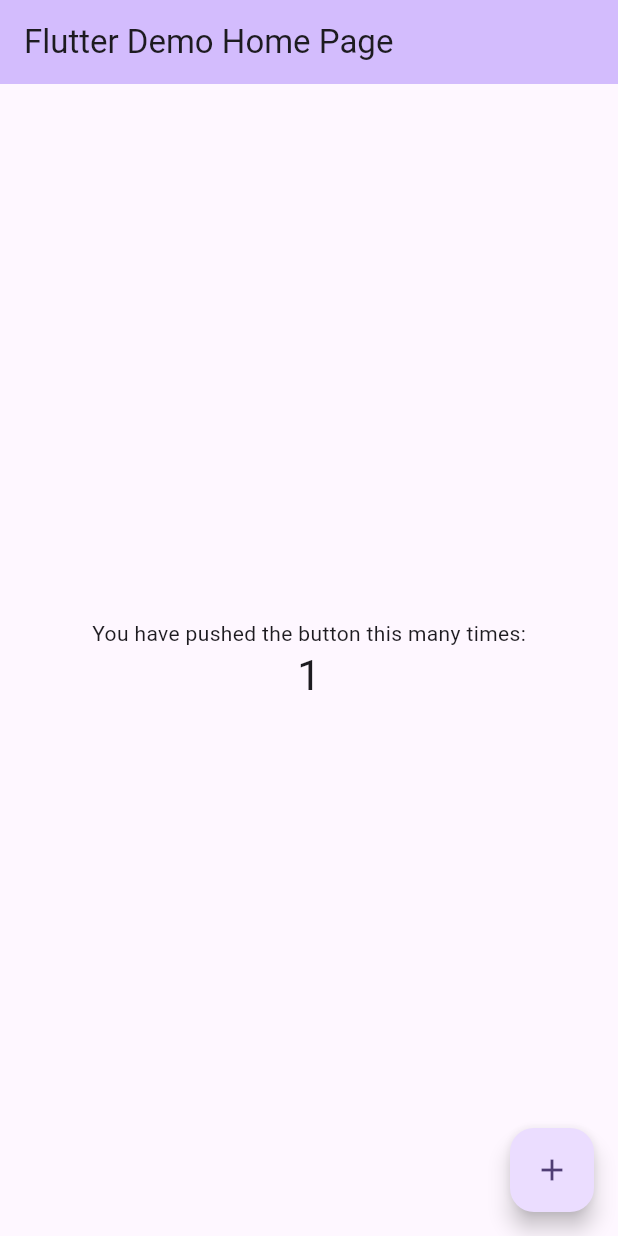
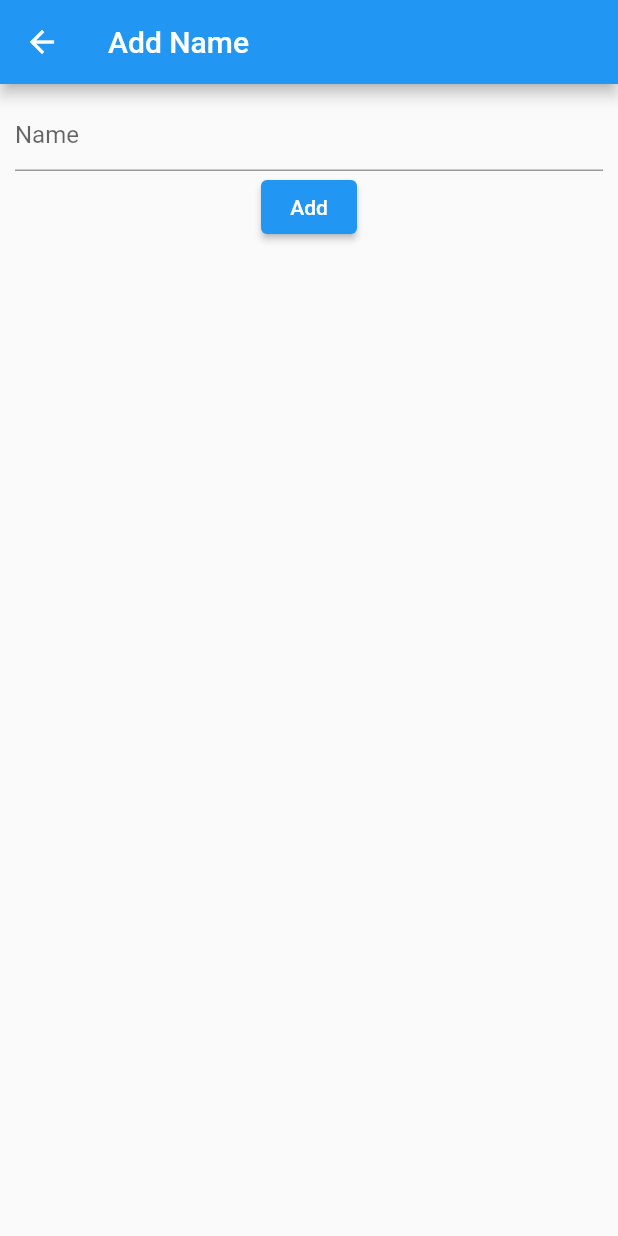
Before and after one commit to adancondori/flutter_tutorial, a Flutter app: the screen it shows after launch, after a tap on the "add" icon, on a phone screen of 412 x 824 dp. Run offline on Flutter 3.47's test engine with Material 2 defaults, Android fonts, the phone set to English and light mode, and no system bars; our stand-ins replace cloud_firestore, firebase_core; accounts and stored records are empty.

Commit message:
firebase and firestore

```diff
--- a/lib/Home.dart
+++ /dev/null
@@ -1,49 +0,0 @@
-import 'package:flutter/material.dart';
-
-class MyHomePage extends StatefulWidget {
-  const MyHomePage({super.key, required this.title});
-
-  final String title;
-
-  @override
-  State<MyHomePage> createState() => _MyHomePageState();
-}
-
-class _MyHomePageState extends State<MyHomePage> {
-  int _counter = 0;
-
-  void _incrementCounter() {
-    setState(() {
-      _counter++;
-    });
-  }
-
-  @override
-  Widget build(BuildContext context) {
-    return Scaffold(
-      appBar: AppBar(
-        backgroundColor: Theme.of(context).colorScheme.inversePrimary,
-        title: Text(widget.title),
-      ),
-      body: Center(
-        child: Column(
-          mainAxisAlignment: MainAxisAlignment.center,
-          children: <Widget>[
-            const Text(
-              'You have pushed the button this many times:',
-            ),
-            Text(
-              '$_counter',
-              style: Theme.of(context).textTheme.headlineMedium,
-            ),
-          ],
-        ),
-      ),
-      floatingActionButton: FloatingActionButton(
-        onPressed: _incrementCounter,
-        tooltip: 'Increment',
-        child: const Icon(Icons.add),
-      ), // This trailing comma makes auto-formatting nicer for build methods.
-    );
-  }
-}
--- /dev/null
+++ b/lib/add_name_page.dart
@@ -0,0 +1,32 @@
+import 'package:flutter/material.dart';
+
+class AddName extends StatefulWidget {
+  const AddName({super.key});
+
+  @override
+  State<AddName> createState() => _AddNameState();
+}
+
+class _AddNameState extends State<AddName> {
+  @override
+  Widget build(BuildContext context) {
+    return Scaffold(
+        appBar: AppBar(
+          title: Text("Add Name"),
+        ),
+        body: Padding(
+          padding: const EdgeInsets.all(10.0),
+          child: Column(
+            children: [
+              TextField(
+                decoration: InputDecoration(hintText: "Name"),
+              ),
+              ElevatedButton(
+                child: Text("Add"),
+                onPressed: () {},
+              )
+            ],
+          ),
+        ));
+  }
+}
--- /dev/null
+++ b/lib/firebase_firestore.dart
@@ -0,0 +1,13 @@
+import 'package:cloud_firestore/cloud_firestore.dart';
+
+FirebaseFirestore db = FirebaseFirestore.instance;
+
+Future<List> getUsers() async {
+  List datas = [];
+  CollectionReference collectionReference = db.collection('users');
+  QuerySnapshot querySnapshot = await collectionReference.get();
+  querySnapshot.docs.forEach((element) {
+    datas.add(element.data());
+  });
+  return datas;
+}
--- /dev/null
+++ b/lib/home_page.dart
@@ -0,0 +1,36 @@
+import 'package:firebase_crud/firebase_firestore.dart';
+import 'package:flutter/material.dart';
+
+class Home extends StatelessWidget {
+  const Home({
+    super.key,
+  });
+
+  @override
+  Widget build(BuildContext context) {
+    return Scaffold(
+      appBar: AppBar(
+        title: const Text('Material App Bar'),
+      ),
+      body: FutureBuilder(
+          future: getUsers(),
+          builder: (context, snapshot) {
+            if (snapshot.hasData) {
+              return ListView.builder(
+                itemCount: snapshot.data!.length,
+                itemBuilder: (context, index) {
+                  return Text(snapshot.data![index]['name']);
+                },
+              );
+            }
+            return const CircularProgressIndicator();
+          }),
+      floatingActionButton: FloatingActionButton(
+        child: const Icon(Icons.add),
+        onPressed: () {
+          Navigator.pushNamed(context, '/addName');
+        },
+      ),
+    );
+  }
+}
--- a/lib/main.dart
+++ b/lib/main.dart
@@ -1,23 +1,30 @@
+import 'package:firebase_crud/add_name_page.dart';
+import 'package:firebase_crud/firebase_firestore.dart';
+import 'package:firebase_crud/home_page.dart';
 import 'package:flutter/material.dart';
-import 'package:flutter_tutorial/Home.dart';
+import 'package:firebase_core/firebase_core.dart';
+import 'firebase_options.dart';
 
-void main() {
-  runApp(const MyApp());
+void main() async {
+  WidgetsFlutterBinding.ensureInitialized();
+  await Firebase.initializeApp(
+    options: DefaultFirebaseOptions.currentPlatform,
+  );
+  runApp(MyApp());
 }
 
 class MyApp extends StatelessWidget {
   const MyApp({super.key});
 
-  // This widget is the root of your application.
   @override
   Widget build(BuildContext context) {
     return MaterialApp(
-      title: 'Flutter Demo',
-      theme: ThemeData(
-        colorScheme: ColorScheme.fromSeed(seedColor: Colors.deepPurple),
-        useMaterial3: true,
-      ),
-      home: const MyHomePage(title: 'Flutter Demo Home Page'),
+      title: 'Material App',
+      initialRoute: '/home',
+      routes: {
+        '/home': (context) => Home(),
+        '/addName': (context) => AddName(),
+      },
     );
   }
 }
--- a/pubspec.yaml
+++ b/pubspec.yaml
@@ -1,4 +1,4 @@
-name: flutter_tutorial
+name: firebase_crud
 description: A new Flutter project.
 # The following line prevents the package from being accidentally published to
 # pub.dev using `flutter pub publish`. This is preferred for private packages.
@@ -31,9 +31,12 @@ dependencies:
   flutter:
     sdk: flutter
 
+
   # The following adds the Cupertino Icons font to your application.
   # Use with the CupertinoIcons class for iOS style icons.
   cupertino_icons: ^1.0.2
+  firebase_core: ^2.19.0
+  cloud_firestore: ^4.11.0
 
 dev_dependencies:
   flutter_test:
```
Also changed, not shown: lib/firebase_options.dart (added), pubspec.lock, 26 other files.
